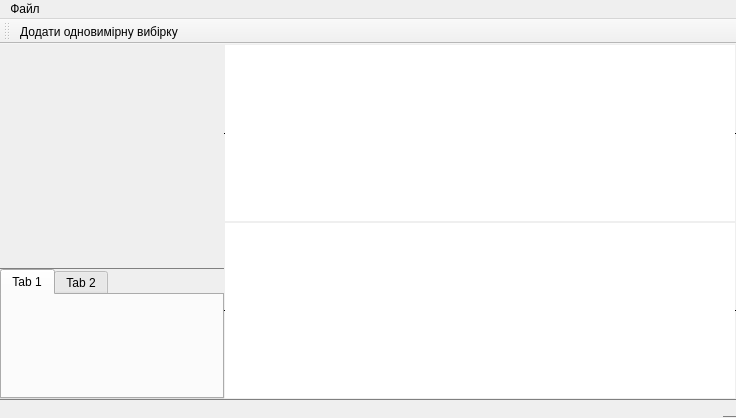
This is mainwindow.ui in RdEErAqUa/Quau2 as Qt 5 draws it before an edit. The edited form follows.
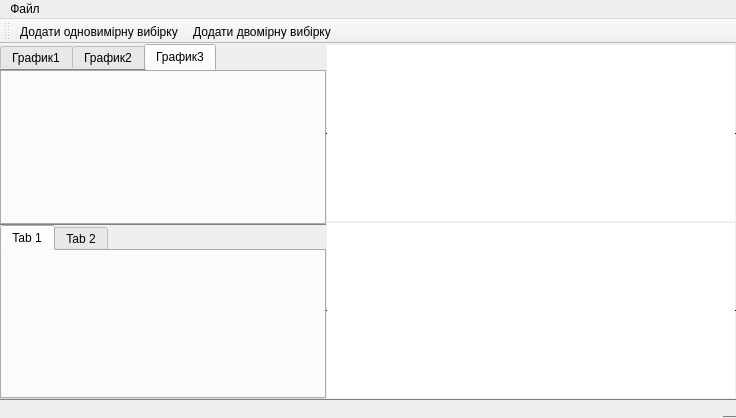
This is the edited form. The open tabs and pages were chosen to show the change. Icons and pictures are not drawn. Custom widgets are drawn as their Qt base class.

Commit message: Added two dim sample

Patch:
```diff
--- a/mainwindow.ui
+++ b/mainwindow.ui
@@ -91,6 +91,106 @@
         <property name="styleSheet">
          <string notr="true">border-bottom: 1px solid grey</string>
         </property>
+        <layout class="QGridLayout" name="gridLayout_2">
+         <property name="leftMargin">
+          <number>0</number>
+         </property>
+         <property name="topMargin">
+          <number>0</number>
+         </property>
+         <property name="rightMargin">
+          <number>0</number>
+         </property>
+         <property name="bottomMargin">
+          <number>0</number>
+         </property>
+         <item row="0" column="0">
+          <widget class="QTabWidget" name="tabWidget_2">
+           <property name="enabled">
+            <bool>true</bool>
+           </property>
+           <property name="currentIndex">
+            <number>0</number>
+           </property>
+           <property name="tabsClosable">
+            <bool>false</bool>
+           </property>
+           <widget class="QWidget" name="tab_3">
+            <attribute name="title">
+             <string>График1</string>
+            </attribute>
+            <layout class="QGridLayout" name="gridLayout_3">
+             <property name="leftMargin">
+              <number>0</number>
+             </property>
+             <property name="topMargin">
+              <number>0</number>
+             </property>
+             <property name="rightMargin">
+              <number>0</number>
+             </property>
+             <property name="bottomMargin">
+              <number>0</number>
+             </property>
+             <item row="0" column="0">
+              <widget class="QCustomPlot" name="FirstPlot" native="true">
+               <property name="contextMenuPolicy">
+                <enum>Qt::ActionsContextMenu</enum>
+               </property>
+              </widget>
+             </item>
+            </layout>
+           </widget>
+           <widget class="QWidget" name="tab_4">
+            <attribute name="title">
+             <string>График2</string>
+            </attribute>
+            <layout class="QGridLayout" name="gridLayout_4">
+             <property name="leftMargin">
+              <number>0</number>
+             </property>
+             <property name="topMargin">
+              <number>0</number>
+             </property>
+             <property name="rightMargin">
+              <number>0</number>
+             </property>
+             <property name="bottomMargin">
+              <number>0</number>
+             </property>
+             <item row="0" column="0">
+              <widget class="QCustomPlot" name="SecondPlot" native="true"/>
+             </item>
+            </layout>
+           </widget>
+           <widget class="QWidget" name="tab_5">
+            <property name="enabled">
+             <bool>true</bool>
+            </property>
+            <attribute name="title">
+             <string>График3</string>
+            </attribute>
+            <layout class="QGridLayout" name="gridLayout_5">
+             <property name="leftMargin">
+              <number>0</number>
+             </property>
+             <property name="topMargin">
+              <number>0</number>
+             </property>
+             <property name="rightMargin">
+              <number>0</number>
+             </property>
+             <property name="bottomMargin">
+              <number>0</number>
+             </property>
+             <item row="0" column="0">
+              <widget class="QCustomPlot" name="ThirdPlot" native="true"/>
+             </item>
+            </layout>
+           </widget>
+          </widget>
+         </item>
+        </layout>
        </widget>
        <widget class="QTabWidget" name="tabWidget">
         <property name="minimumSize">
@@ -210,6 +310,7 @@
     <bool>false</bool>
    </attribute>
    <addaction name="actionAddSample"/>
+   <addaction name="actionAddTwoDimSample"/>
   </widget>
   <action name="actionAddSample">
    <property name="icon">
@@ -220,7 +321,34 @@
     <string>Додати одновимірну вибірку</string>
    </property>
   </action>
+  <action name="actionAddTwoDimSample">
+   <property name="icon">
+    <iconset resource="resource.qrc">
+     <normaloff>:/new/img/toolBar/file_add.png</normaloff>:/new/img/toolBar/file_add.png</iconset>
+   </property>
+   <property name="text">
+    <string>Додати двомірну вибірку</string>
+   </property>
+  </action>
+  <action name="actionLinearRegressionMNK">
+   <property name="text">
+    <string>Лінійна регресія МНК</string>
+   </property>
+  </action>
+  <action name="actionLinearRegressionTeylor">
+   <property name="text">
+    <string>Лінійна регресія Тейлора</string>
+   </property>
+  </action>
  </widget>
+ <customwidgets>
+  <customwidget>
+   <class>QCustomPlot</class>
+   <extends>QWidget</extends>
+   <header>qcustomplot.h</header>
+   <container>1</container>
+  </customwidget>
+ </customwidgets>
  <resources>
   <include location="resource.qrc"/>
  </resources>
```
The commit also changes 43 other files.
